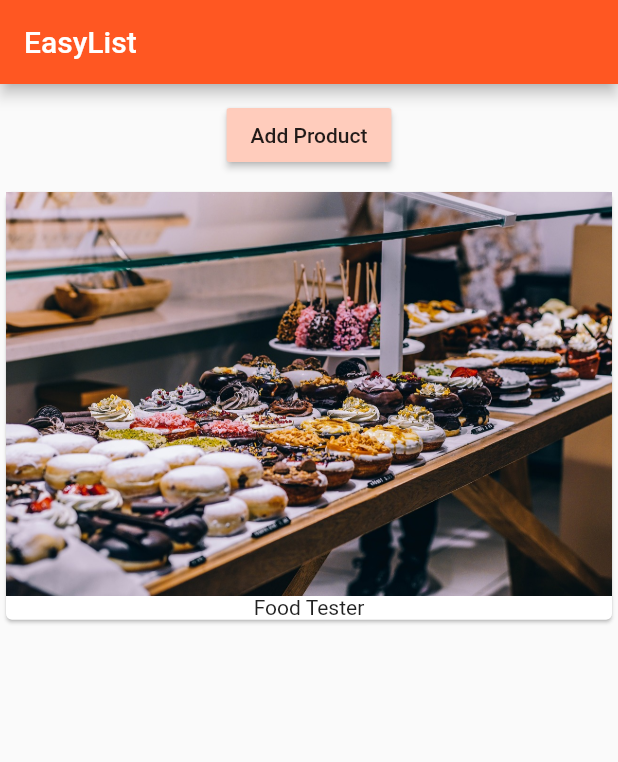
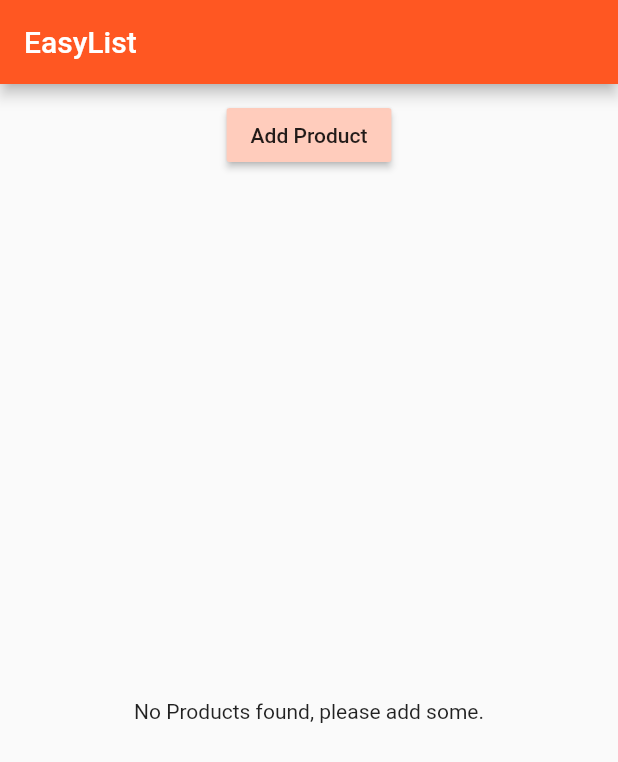
Before and after one commit to Borderlander103/flutter_course, a Flutter app: the screen it shows after launch, on a phone screen of 412 x 824 dp. Shown: the top 762 px of the screen. Run offline on Flutter 3.47's test engine with Material 2 defaults, Android fonts, the phone set to English and light mode, and no system bars.

Commit message:
Add conditional statement for no initial products

```diff
--- a/lib/main.dart
+++ b/lib/main.dart
@@ -17,7 +17,7 @@ class MyApp extends StatelessWidget {
         appBar: AppBar(
           title: Text('EasyList'),
         ),
-        body: ProductManager('Food Tester'),
+        body: ProductManager(),
       ),
     );
   }
--- a/lib/product_manager.dart
+++ b/lib/product_manager.dart
@@ -6,7 +6,7 @@ import './product_control.dart';
 class ProductManager extends StatefulWidget {
   final String startingProduct;
 
-  ProductManager(this.startingProduct) {
+  ProductManager({this.startingProduct}) {
     print('[ProductManager Widget] Constructor');
   }
 
@@ -24,7 +24,9 @@ class _ProductManagerState extends State<ProductManager> {
   void initState() {
     super.initState();
     print('[ProductManager State] initState()');
-    _products.add(widget.startingProduct);
+    if (widget.startingProduct != null) {
+      _products.add(widget.startingProduct);
+    }
   }
 
   @override
--- a/lib/products.dart
+++ b/lib/products.dart
@@ -21,9 +21,9 @@ Widget  _buildProductItem(BuildContext context, int index) {
   @override
     Widget build(BuildContext context) {
       print('[Products Widget] build()');
-      return ListView.builder(
+      return products.length > 0 ? ListView.builder(
         itemBuilder: _buildProductItem,
         itemCount: products.length,
-      );
+      ) : Center(child: Text('No Products found, please add some.'),);
     }
 }
```
